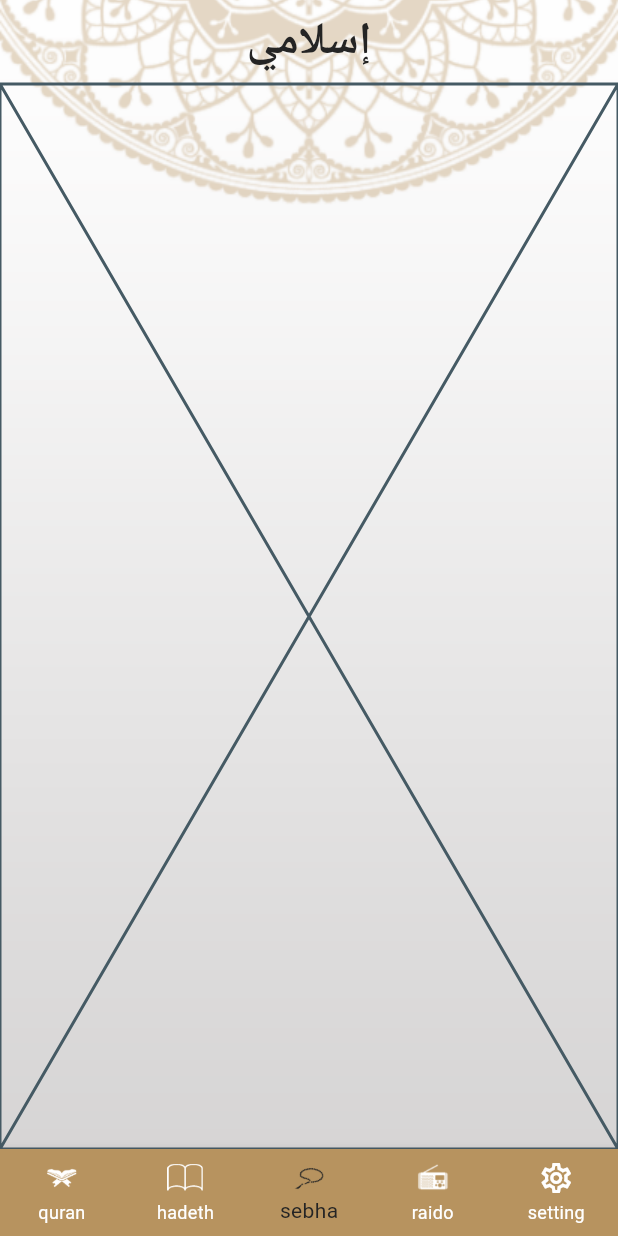
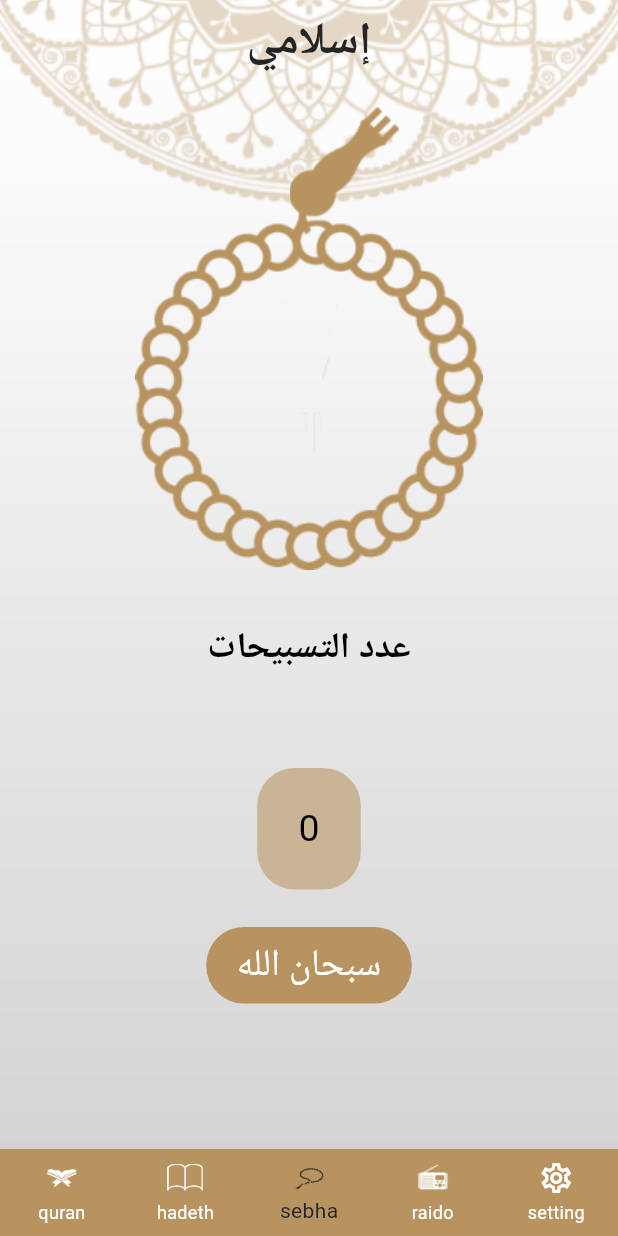
Before and after one commit to michael-3mad87/islami_app, a Flutter app: the screen it shows after launch, item 3 of the bottom bar chosen, on a phone screen of 412 x 824 dp. Run offline on Flutter 3.47's test engine with Material 3 defaults, Android fonts, the phone set to English and light mode, and no system bars.

Commit message:
implement Sebha tab UI and logic

```diff
--- a/lib/taps/sebha/sebha_tab.dart
+++ b/lib/taps/sebha/sebha_tab.dart
@@ -1,11 +1,170 @@
+import 'package:flutter/cupertino.dart';
 import 'package:flutter/material.dart';
+import 'package:flutter/widgets.dart';
+import 'dart:math';
 
-class SebhaTabs extends StatelessWidget {
-    static const String routeName = "/SebhaTab";
+import 'package:islami_app/app_them.dart';
+
+class SebhaTabs extends StatefulWidget {
+  static const String routeName = "/SebhaTab";
   const SebhaTabs({super.key});
 
   @override
+  _SebhaTabsState createState() => _SebhaTabsState();
+}
+
+class _SebhaTabsState extends State<SebhaTabs>
+    with SingleTickerProviderStateMixin {
+  int counter = 0;
+  late AnimationController _controller;
+
+  @override
+  void initState() {
+    super.initState();
+    _controller = AnimationController(
+      duration: const Duration(milliseconds: 300),
+      vsync: this,
+    );
+  }
+
+  String getSebhaText() {
+    if (counter < 33) {
+      return 'سبحان الله';
+    } else if (counter < 66) {
+      return 'الحمد لله';
+    } else {
+      return 'الله أكبر';
+    }
+  }
+
+  void incrementCounter() {
+    setState(() {
+      counter = (counter + 1) % 100;
+      _controller.forward(from: 0.0);
+    });
+  }
+
+  @override
   Widget build(BuildContext context) {
-    return const Placeholder();
+    return Scaffold(
+      body: Center(
+        child: Column(
+          children: [
+            SizedBox(height: 40),
+            Expanded(
+              flex: 6,
+              child: Column(
+                children: [
+                  SizedBox(
+                    height: 50,
+                  ),
+                  Stack(
+                    clipBehavior: Clip.none,
+                    alignment: Alignment.center,
+                    children: [
+                      GestureDetector(
+                        onTap: incrementCounter,
+                        child: RotationTransition(
+                          turns:
+                              Tween(begin: 0.0, end: .1).animate(_controller),
+                          child: Container(
+                            width: 232,
+                            height: 234,
+                            decoration: BoxDecoration(
+                              image: DecorationImage(
+                                image: AssetImage(
+                                    "assets/images/body_sebha_logo.png"),
+                                fit: BoxFit.cover,
+                              ),
+                            ),
+                          ),
+                        ),
+                      ),
+                      Positioned(
+                        top: -75,
+                        left: 103,
+                        child: Container(
+                          width: 73,
+                          height: 105,
+                          decoration: BoxDecoration(
+                            image: DecorationImage(
+                                image: AssetImage(
+                                    "assets/images/head_sebha_logo.png"),
+                                fit: BoxFit.cover),
+                          ),
+                        ),
+                      ),
+                    ],
+                  ),
+                  SizedBox(
+                    height: 35,
+                  ),
+                  Text(
+                    'عدد التسبيحات',
+                    style: TextStyle(
+                      fontSize: 24,
+                      fontWeight: FontWeight.bold,
+                      color: Colors.black,
+                    ),
+                  ),
+                ],
+              ),
+            ),
+            SizedBox(height: 10),
+            Expanded(
+              flex: 4,
+              child: Column(
+                children: [
+                  SizedBox(height: 10),
+                  Container(
+                    width: 69,
+                    height: 81,
+                    decoration: BoxDecoration(
+                      borderRadius: BorderRadius.circular(25),
+                      color: Color(0xffc9b496),
+                    ),
+                    child: Center(
+                      child: Text(
+                        counter.toString(),
+                        style: TextStyle(
+                          color: Colors.black,
+                          fontWeight: FontWeight.w400,
+                          fontSize: 25,
+                        ),
+                      ),
+                    ),
+                  ),
+                  SizedBox(height: 25),
+                  Container(
+                    width: 137,
+                    height: 51,
+                    decoration: BoxDecoration(
+                      borderRadius: BorderRadius.circular(25),
+                      color: AppThem.lightPrimary,
+                    ),
+                    child: Center(
+                      child: Text(
+                        getSebhaText(),
+                        style: TextStyle(
+                          color: Colors.white,
+                          fontWeight: FontWeight.w400,
+                          fontSize: 25,
+                        ),
+                      ),
+                    ),
+                  )
+                ],
+              ),
+            ),
+          ],
+        ),
+      ),
+    );
+  }
+
+  @override
+  void dispose() {
+    _controller.dispose();
+    super.dispose();
   }
 }
```
